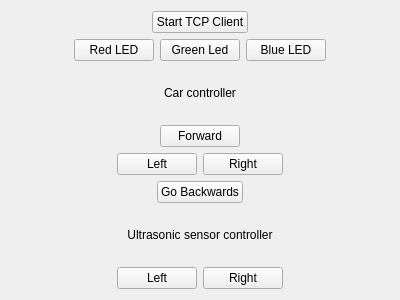
JaumeNB/Robot_controller, file Client/client_GUI.ui: the form before one commit.
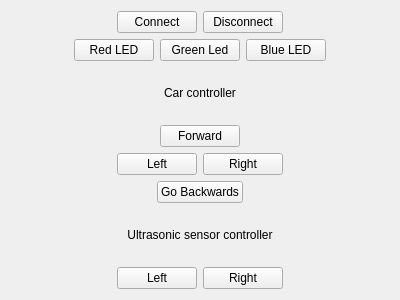
The form after the commit.

The edit to the form file:
```diff
--- a/Client/client_GUI.ui
+++ b/Client/client_GUI.ui
@@ -34,7 +34,14 @@
        <item>
         <widget class="QPushButton" name="connect_btn">
          <property name="text">
-          <string>Start TCP Client</string>
+          <string>Connect</string>
+         </property>
+        </widget>
+       </item>
+       <item>
+        <widget class="QPushButton" name="disconnect_btn">
+         <property name="text">
+          <string>Disconnect</string>
          </property>
         </widget>
        </item>
```
